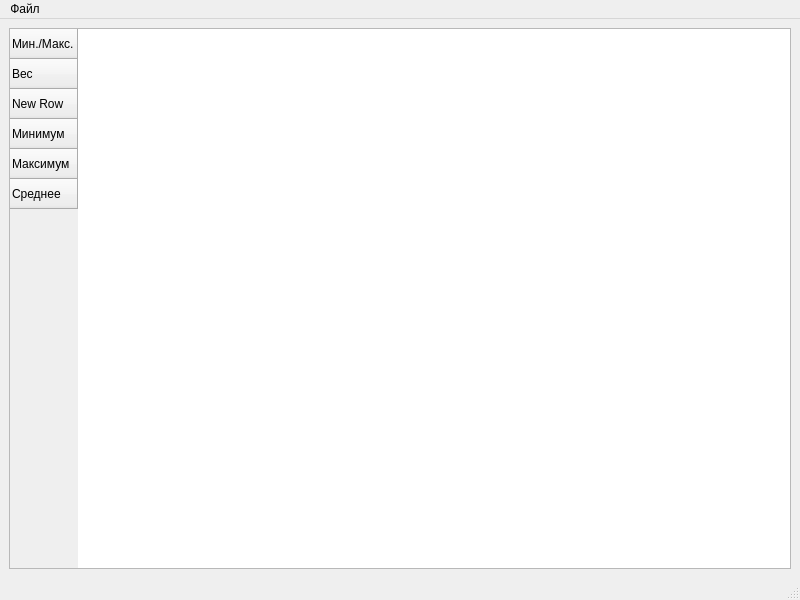
Above: mainwindow.ui from marl0vv/PROMETHEEMethodsApp before the change. Below: the same form after it.
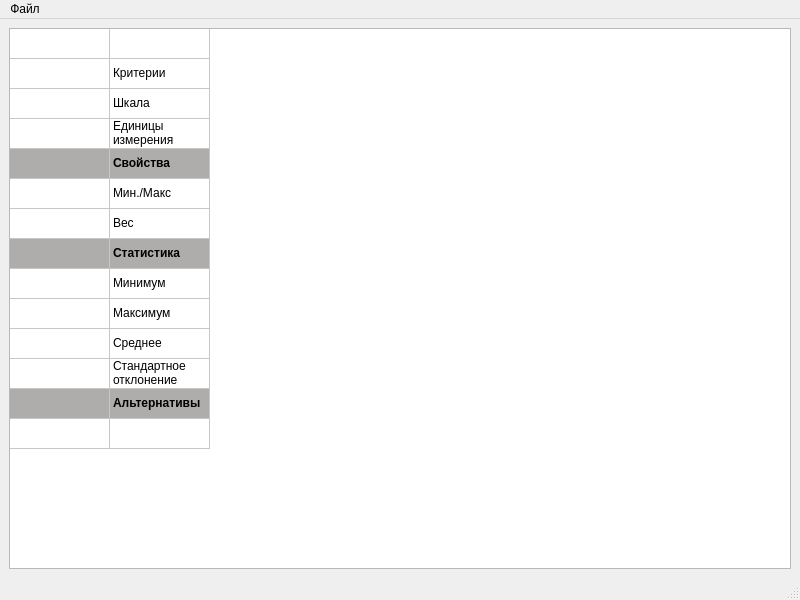
That is the form after the change.

The edit to the form file:
```diff
--- a/mainwindow.ui
+++ b/mainwindow.ui
@@ -17,36 +17,236 @@
    <layout class="QGridLayout" name="gridLayout">
     <item row="0" column="0">
      <widget class="QTableWidget" name="tableWidget">
+      <attribute name="horizontalHeaderVisible">
+       <bool>false</bool>
+      </attribute>
+      <attribute name="verticalHeaderVisible">
+       <bool>false</bool>
+      </attribute>
       <row>
        <property name="text">
-        <string>Мин./Макс.</string>
+        <string>New Row</string>
        </property>
       </row>
       <row>
+       <property name="text">
+        <string>New Row</string>
+       </property>
+      </row>
+      <row>
+       <property name="text">
+        <string>New Row</string>
+       </property>
+      </row>
+      <row>
+       <property name="text">
+        <string>New Row</string>
+       </property>
+      </row>
+      <row>
+       <property name="text">
+        <string>New Row</string>
+       </property>
+      </row>
+      <row>
+       <property name="text">
+        <string>New Row</string>
+       </property>
+      </row>
+      <row>
+       <property name="text">
+        <string>New Row</string>
+       </property>
+      </row>
+      <row>
+       <property name="text">
+        <string>New Row</string>
+       </property>
+      </row>
+      <row>
+       <property name="text">
+        <string>New Row</string>
+       </property>
+      </row>
+      <row>
+       <property name="text">
+        <string>New Row</string>
+       </property>
+      </row>
+      <row>
+       <property name="text">
+        <string>New Row</string>
+       </property>
+      </row>
+      <row>
+       <property name="text">
+        <string>New Row</string>
+       </property>
+      </row>
+      <row>
+       <property name="text">
+        <string>New Row</string>
+       </property>
+      </row>
+      <row>
+       <property name="text">
+        <string>New Row</string>
+       </property>
+      </row>
+      <column>
+       <property name="text">
+        <string>New Column</string>
+       </property>
+      </column>
+      <column>
+       <property name="text">
+        <string>New Column</string>
+       </property>
+      </column>
+      <item row="1" column="1">
+       <property name="text">
+        <string>Критерии</string>
+       </property>
+      </item>
+      <item row="2" column="1">
+       <property name="text">
+        <string>Шкала</string>
+       </property>
+      </item>
+      <item row="3" column="1">
+       <property name="text">
+        <string>Единицы  измерения</string>
+       </property>
+      </item>
+      <item row="4" column="0">
+       <property name="text">
+        <string/>
+       </property>
+       <property name="background">
+        <brush brushstyle="SolidPattern">
+         <color alpha="255">
+          <red>174</red>
+          <green>173</green>
+          <blue>172</blue>
+         </color>
+        </brush>
+       </property>
+      </item>
+      <item row="4" column="1">
+       <property name="text">
+        <string>Свойства</string>
+       </property>
+       <property name="font">
+        <font>
+         <bold>true</bold>
+        </font>
+       </property>
+       <property name="background">
+        <brush brushstyle="SolidPattern">
+         <color alpha="255">
+          <red>174</red>
+          <green>173</green>
+          <blue>172</blue>
+         </color>
+        </brush>
+       </property>
+      </item>
+      <item row="5" column="1">
+       <property name="text">
+        <string>Мин./Макс</string>
+       </property>
+      </item>
+      <item row="6" column="1">
        <property name="text">
         <string>Вес</string>
        </property>
-      </row>
-      <row>
+      </item>
+      <item row="7" column="0">
        <property name="text">
-        <string>New Row</string>
+        <string/>
        </property>
-      </row>
-      <row>
+       <property name="background">
+        <brush brushstyle="SolidPattern">
+         <color alpha="255">
+          <red>174</red>
+          <green>173</green>
+          <blue>172</blue>
+         </color>
+        </brush>
+       </property>
+      </item>
+      <item row="7" column="1">
+       <property name="text">
+        <string>Статистика</string>
+       </property>
+       <property name="font">
+        <font>
+         <bold>true</bold>
+        </font>
+       </property>
+       <property name="background">
+        <brush brushstyle="SolidPattern">
+         <color alpha="255">
+          <red>174</red>
+          <green>173</green>
+          <blue>172</blue>
+         </color>
+        </brush>
+       </property>
+      </item>
+      <item row="8" column="1">
        <property name="text">
         <string>Минимум</string>
        </property>
-      </row>
-      <row>
+      </item>
+      <item row="9" column="1">
        <property name="text">
         <string>Максимум</string>
        </property>
-      </row>
-      <row>
+      </item>
+      <item row="10" column="1">
        <property name="text">
         <string>Среднее</string>
        </property>
-      </row>
+      </item>
+      <item row="11" column="1">
+       <property name="text">
+        <string>Стандартное отклонение</string>
+       </property>
+      </item>
+      <item row="12" column="0">
+       <property name="text">
+        <string/>
+       </property>
+       <property name="background">
+        <brush brushstyle="SolidPattern">
+         <color alpha="255">
+          <red>174</red>
+          <green>173</green>
+          <blue>172</blue>
+         </color>
+        </brush>
+       </property>
+      </item>
+      <item row="12" column="1">
+       <property name="text">
+        <string>Альтернативы</string>
+       </property>
+       <property name="font">
+        <font>
+         <bold>true</bold>
+        </font>
+       </property>
+       <property name="background">
+        <brush brushstyle="SolidPattern">
+         <color alpha="255">
+          <red>174</red>
+          <green>173</green>
+          <blue>172</blue>
+         </color>
+        </brush>
+       </property>
+      </item>
      </widget>
     </item>
    </layout>
```
Left out of the diff: 4 changed lines with no effect on the pictures.
